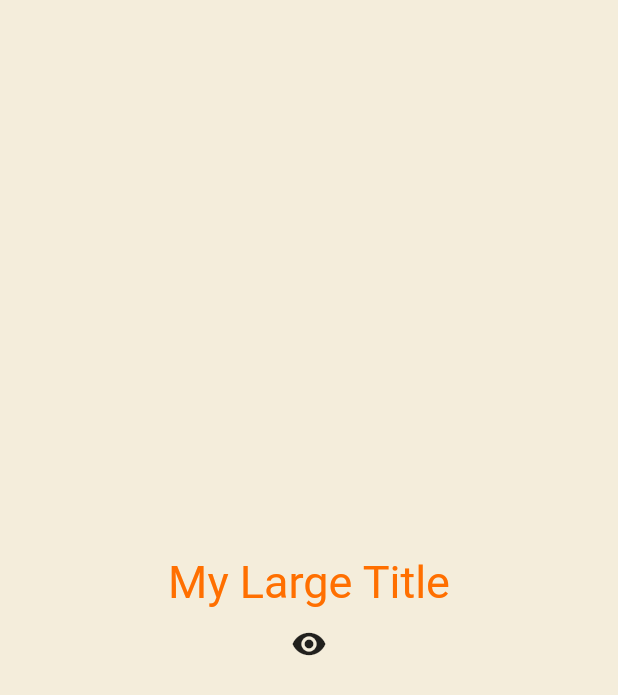
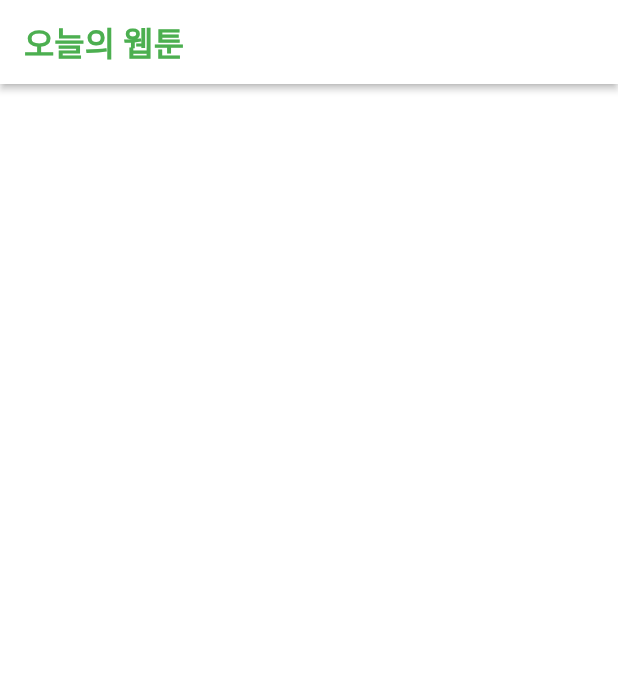
Before and after one commit to ikang9712/flutter-toonflix, a Flutter app: the screen it shows after launch, on a phone screen of 412 x 824 dp. Shown: the top 695 px of the screen. Run offline on Flutter 3.47's test engine with Material 2 defaults, Android fonts, the phone set to English and light mode, and no system bars; network calls fail.

```diff
--- a/lib/main.dart
+++ b/lib/main.dart
@@ -1,76 +1,24 @@
 import 'package:flutter/material.dart';
+import 'package:toonflix/screens/home_screen.dart';
+import 'package:toonflix/services/api_service.dart';
 
 void main() {
-  runApp(App());
+  ApiService().getTodaysToons();
+  runApp(const App());
 }
 
 class App extends StatefulWidget {
+  const App({super.key});
+
   @override
   State<App> createState() => _AppState();
 }
 
 class _AppState extends State<App> {
-  bool showTitle = true;
-  void toggleTitle() {
-    setState(() {
-      showTitle = !showTitle;
-    });
-  }
-
   @override
   Widget build(BuildContext context) {
-    return MaterialApp(
-        theme: ThemeData(
-          textTheme: TextTheme(
-            titleLarge: TextStyle(
-              color: Colors.amber.shade900,
-            ),
-          ),
-        ),
-        home: Scaffold(
-          backgroundColor: const Color(0xFFF4EDDB),
-          body: Center(
-            child:
-                Column(mainAxisAlignment: MainAxisAlignment.center, children: [
-              showTitle ? const MyLargeTitle() : const Text('nothing'),
-              IconButton(
-                  onPressed: toggleTitle,
-                  icon: const Icon(Icons.remove_red_eye_rounded))
-            ]),
-          ),
-        ));
-  }
-}
-
-class MyLargeTitle extends StatefulWidget {
-  const MyLargeTitle({
-    Key? key,
-  }) : super(key: key);
-
-  @override
-  State<MyLargeTitle> createState() => _MyLargeTitleState();
-}
-
-class _MyLargeTitleState extends State<MyLargeTitle> {
-  @override
-  void initState() {
-    //initialize some data that depend on parent's data
-    super.initState();
-  }
-
-  @override
-  void dispose() {
-    super.dispose();
-  }
-
-  @override
-  Widget build(BuildContext context) {
-    return Text(
-      'My Large Title',
-      style: TextStyle(
-        fontSize: 30,
-        color: Theme.of(context).textTheme.titleLarge?.color,
-      ),
+    return const MaterialApp(
+      home: HomeScreen(),
     );
   }
 }
--- /dev/null
+++ b/lib/screens/home_screen.dart
@@ -0,0 +1,24 @@
+import 'package:flutter/material.dart';
+
+class HomeScreen extends StatelessWidget {
+  const HomeScreen({super.key});
+
+  @override
+  Widget build(BuildContext context) {
+    return Scaffold(
+      backgroundColor: Colors.white,
+      appBar: AppBar(
+        elevation: 2,
+        backgroundColor: Colors.white,
+        foregroundColor: Colors.green,
+        title: const Text(
+          "오늘의 웹툰",
+          style: TextStyle(
+            fontSize: 22,
+            fontWeight: FontWeight.w600,
+          ),
+        ),
+      ),
+    );
+  }
+}
--- a/pubspec.yaml
+++ b/pubspec.yaml
@@ -31,6 +31,7 @@ environment:
 dependencies:
   flutter:
     sdk: flutter
+    http: ^0.13.5
 
 
   # The following adds the Cupertino Icons font to your application.
```
Also changed, not shown: lib/models/webtoon.dart (added, +8 -0 lines), lib/services/api_service.dart (added, +23 -0 lines), pubspec.lock.
